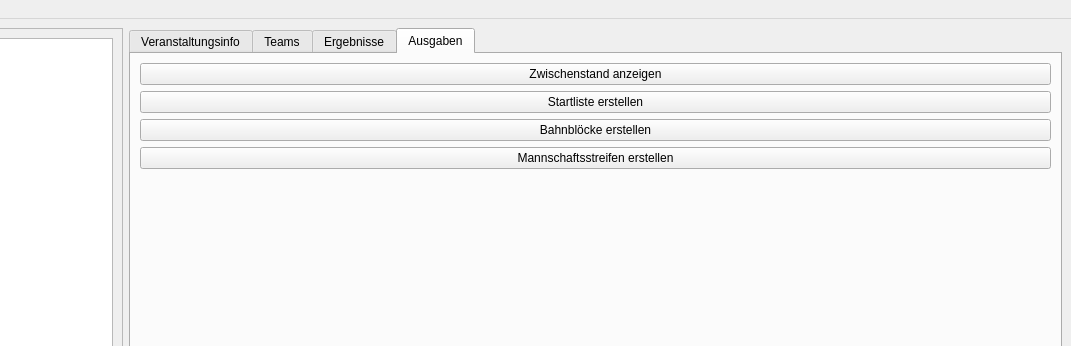
Old version of the form mainwindow.ui in the repository uoul/Obelus; both pictures show x 130 to 1201 and y 0 to 346 of the 1201 by 689 pixel window.
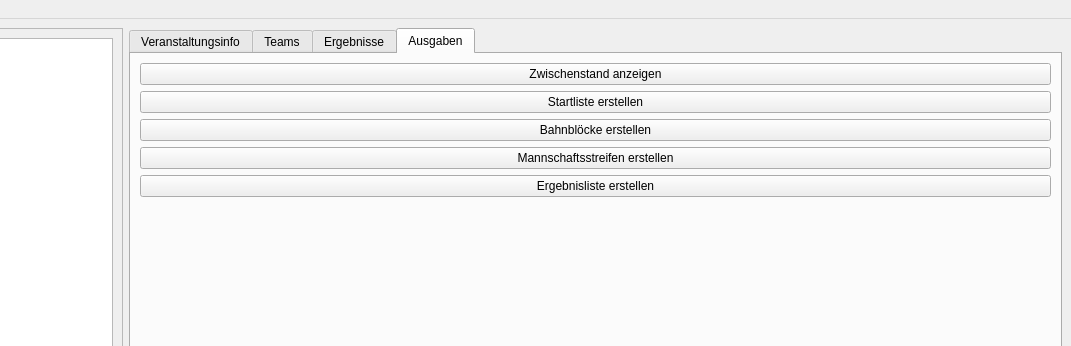
New version of the form. Icons and pictures are not drawn.

Commit message: Added Result PDF creation

Diff of the .ui file:
```diff
--- a/mainwindow.ui
+++ b/mainwindow.ui
@@ -606,6 +606,13 @@
             </property>
            </widget>
           </item>
+          <item>
+           <widget class="QPushButton" name="pushButton_createResultList">
+            <property name="text">
+             <string>Ergebnisliste erstellen</string>
+            </property>
+           </widget>
+          </item>
           <item>
            <spacer name="verticalSpacer">
             <property name="orientation">
```
Left out of the diff: 2 changed lines with no effect on the pictures. The commit also changes 4 other files.
